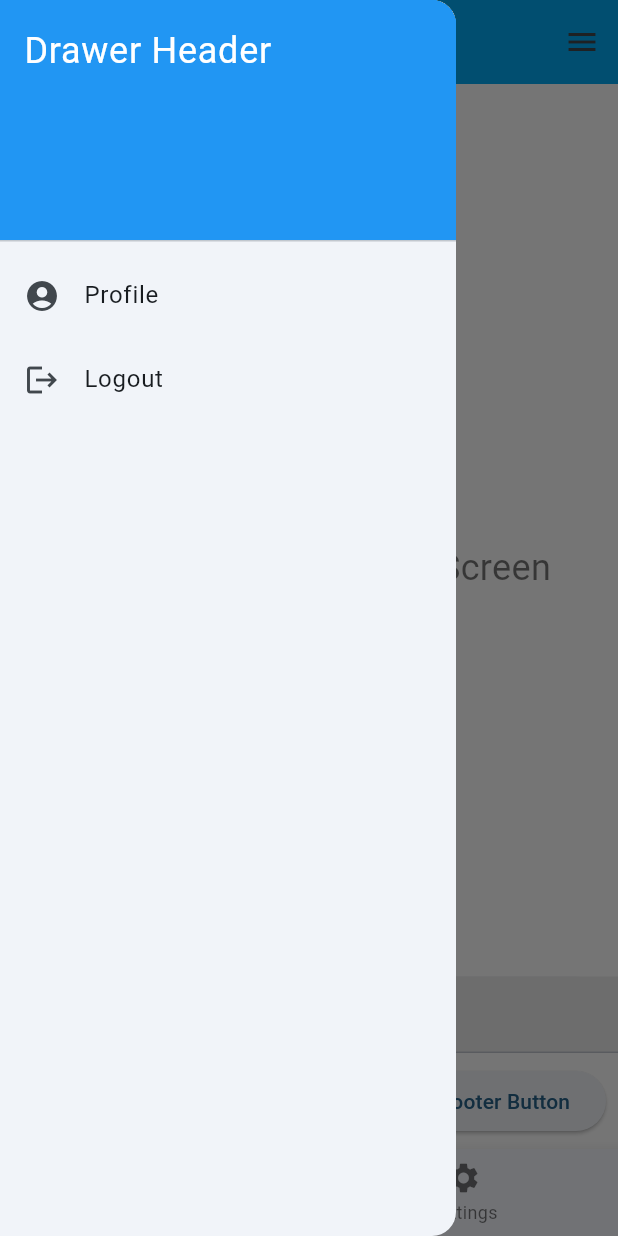
After one commit to Borhan2004/projectongoing, a Flutter app: the HomeScreen screen opened by its route, with the side drawer open, on a phone screen of 412 x 824 dp. The commit adds this screen. Run offline on Flutter 3.47's test engine with Material 3 defaults, Android fonts, the phone set to English and light mode, and no system bars; our stand-ins replace fluttertoast, get, shared_preferences; accounts and stored records are empty.

Commit message:
have bug

```diff
--- /dev/null
+++ b/devtools_options.yaml
@@ -0,0 +1,3 @@
+description: This file stores settings for Dart & Flutter DevTools.
+documentation: https://docs.flutter.dev/tools/devtools/extensions#configure-extension-enablement-states
+extensions:
--- a/lib/data/networks/network_api_services.dart
+++ b/lib/data/networks/network_api_services.dart
@@ -62,7 +62,8 @@ class NetworkApiServices extends BaseApiServices {
 
       default:
         throw FetchDataException(
-          'Error occured while communicating with server${response.statusCode}',
+          'Error occured while communicating with server ' +
+              response.statusCode.toString(),
         );
     }
   }
--- a/lib/data/response/routes/routes.dart
+++ b/lib/data/response/routes/routes.dart
@@ -1,4 +1,5 @@
 import 'package:create_project_via_mvvm/data/response/routes/routes_name.dart';
+import 'package:create_project_via_mvvm/view/home/homeScreen.dart';
 import 'package:create_project_via_mvvm/view/login/login_view.dart';
 import 'package:create_project_via_mvvm/view/splash_screen.dart';
 import 'package:get/route_manager.dart';
@@ -18,5 +19,12 @@ class AppRoutes {
       transition: Transition.leftToRightWithFade,
       transitionDuration: Duration(milliseconds: 250),
     ),
+    GetPage(
+      name: RoutesName.HomeScreen,
+      page: () => HomeScreen(),
+      transitionDuration: Duration(milliseconds: 250),
+
+      transition: Transition.leftToRightWithFade,
+    ),
   ];
 }
--- a/lib/data/response/routes/routes_name.dart
+++ b/lib/data/response/routes/routes_name.dart
@@ -1,4 +1,5 @@
 class RoutesName {
   static const String splashScreen = '/';
   static const String loginView = '/login_view';
+  static const String HomeScreen = '/home_screen';
 }
--- a/lib/resources/app url/app_url.dart
+++ b/lib/resources/app url/app_url.dart
@@ -1,4 +1,4 @@
 class AppUrl {
-  static const String baseUrl = 'https://reqres.in/';
+  static const String baseUrl = 'https://reqres.in';
   static const String loginApi = '$baseUrl/api/login';
 }
--- a/lib/resources/components/round_button.dart
+++ b/lib/resources/components/round_button.dart
@@ -3,7 +3,7 @@ import 'package:flutter/material.dart';
 
 class RoundButton extends StatelessWidget {
   const RoundButton({
-    Key? key,
+    super.key,
     this.buttonColor = AppColor.PrimaryButtonColor,
     this.textColor = AppColor.primaryTextColor,
     required this.loading,
@@ -11,7 +11,7 @@ class RoundButton extends StatelessWidget {
     this.height = 58,
     this.width = 68,
     required this.onPress,
-  }) : super(key: key);
+  });
 
   final bool loading;
   final String title;
--- a/lib/resources/components/roundbuttoncpt.dart
+++ b/lib/resources/components/roundbuttoncpt.dart
@@ -2,6 +2,8 @@ import 'package:create_project_via_mvvm/resources/components/round_button.dart';
 import 'package:flutter/material.dart';
 
 class Roundbuttoncpt extends StatelessWidget {
+  const Roundbuttoncpt({super.key});
+
   @override
   Widget build(BuildContext context) {
     return Scaffold(
--- /dev/null
+++ b/lib/view/home/homeScreen.dart
@@ -0,0 +1,126 @@
+import 'package:flutter/material.dart';
+
+class HomeScreen extends StatefulWidget {
+  const HomeScreen({super.key});
+
+  @override
+  State<HomeScreen> createState() => _HomeScreenState();
+}
+
+class _HomeScreenState extends State<HomeScreen> {
+  @override
+  Widget build(BuildContext context) {
+    return Scaffold(
+      appBar: AppBar(
+        backgroundColor: Colors.lightBlue,
+        centerTitle: true,
+        automaticallyImplyLeading: false,
+        title: Text('Home Screen'),
+      ),
+      body: Center(
+        child: Text(
+          'Welcome to the Home Screen',
+          style: TextStyle(fontSize: 24, color: Colors.black54),
+        ),
+      ),
+      floatingActionButtonLocation: FloatingActionButtonLocation.centerFloat,
+      bottomNavigationBar: BottomNavigationBar(
+        items: const [
+          BottomNavigationBarItem(icon: Icon(Icons.home), label: 'Home'),
+          BottomNavigationBarItem(
+            icon: Icon(Icons.settings),
+            label: 'Settings',
+          ),
+        ],
+        currentIndex: 0,
+        onTap: (index) {
+          ScaffoldMessenger.of(
+            context,
+          ).showSnackBar(SnackBar(content: Text('Selected Index: $index')));
+        },
+      ),
+      drawer: Drawer(
+        child: ListView(
+          padding: EdgeInsets.zero,
+          children: [
+            DrawerHeader(
+              decoration: BoxDecoration(color: Colors.blue),
+              child: Text(
+                'Drawer Header',
+                style: TextStyle(color: Colors.white, fontSize: 24),
+              ),
+            ),
+            ListTile(
+              leading: Icon(Icons.account_circle),
+              title: Text('Profile'),
+              onTap: () {
+                Navigator.pop(context);
+              },
+            ),
+            ListTile(
+              leading: Icon(Icons.logout),
+              title: Text('Logout'),
+              onTap: () {
+                Navigator.pop(context);
+              },
+            ),
+          ],
+        ),
+      ),
+      floatingActionButtonAnimator: FloatingActionButtonAnimator.scaling,
+      resizeToAvoidBottomInset: true,
+      backgroundColor: Colors.white,
+      bottomSheet: Container(
+        color: Colors.grey[200],
+        height: 50,
+        child: Center(
+          child: Text(
+            'This is a bottom sheet',
+            style: TextStyle(fontSize: 16, color: Colors.black54),
+          ),
+        ),
+      ),
+      persistentFooterButtons: [
+        ElevatedButton(
+          onPressed: () {
+            ScaffoldMessenger.of(
+              context,
+            ).showSnackBar(SnackBar(content: Text('Why are you tapping me ?')));
+          },
+          child: Text('Footer Button'),
+        ),
+      ],
+
+      primary: true,
+      drawerEnableOpenDragGesture: true,
+      drawerScrimColor: Colors.black54,
+      endDrawer: Drawer(
+        child: ListView(
+          padding: EdgeInsets.zero,
+          children: [
+            DrawerHeader(
+              decoration: BoxDecoration(color: Colors.blue),
+              child: Text(
+                'End Drawer Header',
+                style: TextStyle(color: Colors.white, fontSize: 24),
+              ),
+            ),
+            ListTile(
+              leading: Icon(Icons.info),
+              title: Text('About'),
+              onTap: () {
+                Navigator.pop(context);
+                Center(
+                  child: Text(
+                    'This is the about section',
+                    style: TextStyle(fontSize: 18, color: Colors.black54),
+                  ),
+                );
+              },
+            ),
+          ],
+        ),
+      ),
+    );
+  }
+}
```
Also changed, not shown: lib/models/login/User_model.dart (added, +15 -0 lines), lib/view_models/controller/login_controller.dart (+11 -0 lines), lib/view_models/controller/user_preferences/userpreferences_view_model.dart (added, +22 -0 lines).
